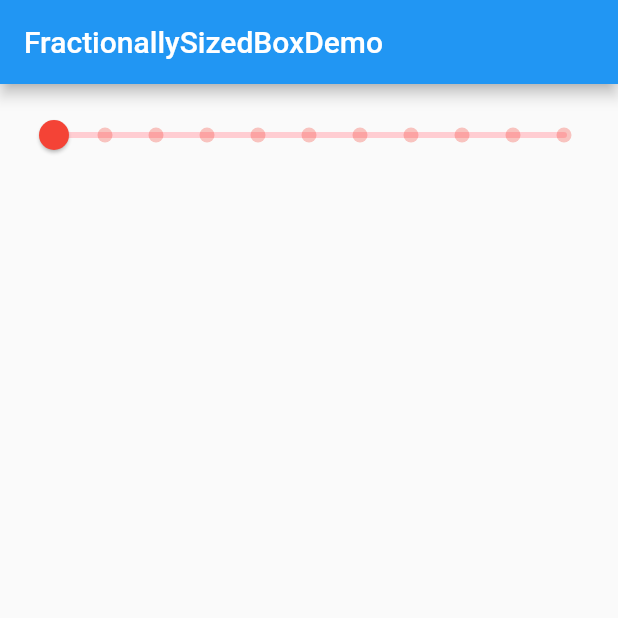
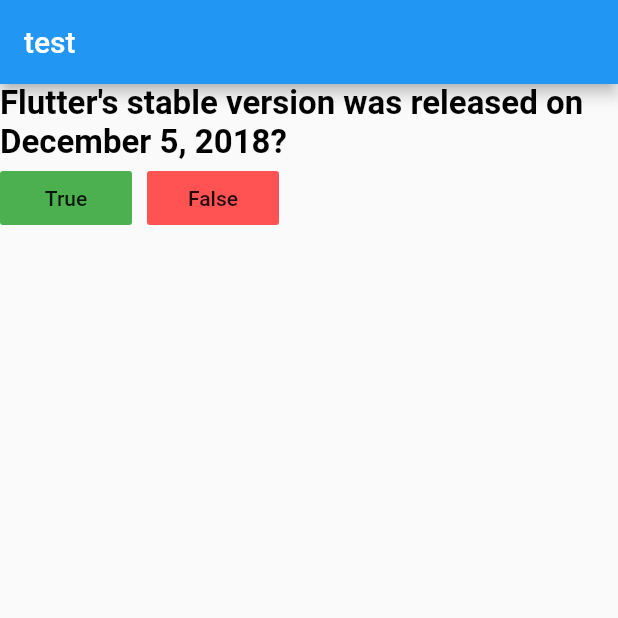
Before and after one commit to sagar40android/hair_style_design_app, a Flutter app: the screen it shows after launch, on a phone screen of 412 x 824 dp, the top half of it. Run offline on Flutter 3.47's test engine with Material 2 defaults, Android fonts, the phone set to English and light mode, and no system bars; project files that could hold a hidden picture were left out.

Commit message:
sliderDemo

```diff
--- /dev/null
+++ b/lib/AnimationCrossFadeDemo.dart
@@ -0,0 +1,126 @@
+import 'package:flutter/cupertino.dart';
+import 'package:flutter/material.dart';
+
+class AnimationCrossFadeDemo extends StatefulWidget {
+  @override
+  _AnimationCrossFadeDemoState createState() => _AnimationCrossFadeDemoState();
+}
+
+class _AnimationCrossFadeDemoState extends State<AnimationCrossFadeDemo> {
+  int _selected = 0;
+  bool  _crossFadeState=true;
+
+  @override
+  void initState() {
+    super.initState();
+    _selected = 0;
+  }
+
+  @override
+  Widget build(BuildContext context) {
+    return Scaffold(
+      appBar: AppBar(
+        title: Text("test"),
+      ),
+      body: Column(
+        children: [
+
+          AnimatedCrossFade(
+            firstCurve: Curves.easeOut,
+            secondCurve: Curves.easeOut,
+              firstChild: _buildBody(),
+              secondChild: _selected==1 ?  _buildCorrect()  :  (_selected==2  ? _buildInCorrect() : _buildBody()) ,
+              crossFadeState: _crossFadeState ==true  ? CrossFadeState.showFirst :CrossFadeState.showSecond,
+              duration: Duration(seconds: 2)
+          ),
+
+
+          Container(
+              child:  _selected !=0 ?
+              LimitedBox(
+                maxWidth: 100,
+                maxHeight: 100,
+                child: RaisedButton(
+                  child: Text("Play Again"),
+                  onPressed: () {
+                    setState(() {
+                      _selected = 0;
+                      _crossFadeState =true;
+                    });
+                  },
+                ),
+              ) :  SizedBox()
+          )
+
+        ],
+      ),
+    );
+  }
+
+  Widget  _buildBody(){
+    return  Column(
+
+      children: [
+        Text(
+          "Flutter's stable version was released on December 5, 2018?",
+          style: TextStyle(
+              color: Colors.black,
+              fontSize: 22.0,
+              fontWeight: FontWeight.bold),
+        ),
+        Row(
+          children:[
+            FlatButton(
+              onPressed: () {
+                setState(() {
+                  _selected = 1;
+                  _crossFadeState =false;
+
+                });
+              },
+              child: Text("True"),
+              color: Colors.green,
+            ),
+            SizedBox(width: 10,),
+            FlatButton(
+              onPressed: () {
+                setState(() {
+                  _selected = 2;
+                  _crossFadeState =false;
+                });
+              },
+              child: Text("False"),
+              color: Colors.redAccent,
+            ),
+          ] ,
+        ),
+
+      ],
+    );
+  }
+
+  Widget _buildCorrect() {
+    return IconButton(
+        icon: Icon(Icons.check,size: 50,),
+
+        onPressed: () {
+          print("correct  !!!");
+          setState(() {
+            _selected = 0;
+
+          });
+        });
+  }
+
+  Widget _buildInCorrect() {
+    return IconButton(
+        icon: Icon(Icons.close,size: 50,),
+
+        onPressed: () {
+          print("Incorrect  !!!");
+          setState(() {
+            _selected = 0;
+          });
+        });
+  }
+}
--- a/lib/TestingWidget.dart
+++ b/lib/TestingWidget.dart
@@ -13,7 +13,8 @@ class _TestingWidgetState extends State<TestingWidget> {
       appBar: AppBar(
         title: Text("test"),
       ),
-      body:SizedBox.expand(
+      body:
+      SizedBox.expand(
         child: Container(
           color: Colors.greenAccent,
           child: Column(
--- a/lib/main.dart
+++ b/lib/main.dart
@@ -8,6 +8,7 @@ import 'package:hair_style_design_app/Expanded_Wid.dart';
 import 'AllAnimationDemo.dart';
 import 'AnimatedSwitcherDemo.dart';
 import 'AnimatedSwitcherDemo_2.dart';
+import 'AnimationCrossFadeDemo.dart';
 import 'AspectRatioDemo.dart';
 import 'ClipPathDemoExample.dart';
 import 'ClipPathExample_2.dart';
@@ -79,7 +80,8 @@ class MyApp extends StatelessWidget {
       // home: AllAnimationDemo(),
       // home: IndexedStackDemo(),
       // home: FractionallySizedBoxDemo(),
-      home: SliderDemo(),
+      // home: SliderDemo(),
+      home: AnimationCrossFadeDemo(),
     );
   }
 }
```
